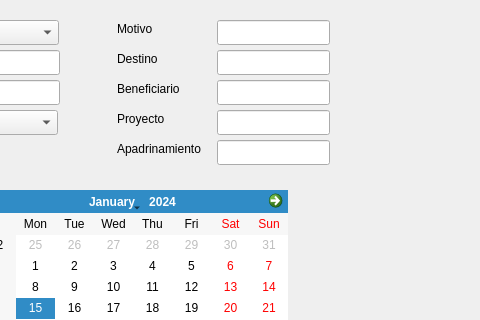
Above: src/UI/datosTransaccion.ui from PurpleFlamingo/purpleACOES before the change; both pictures show x 163 to 643 and y 0 to 320 of the 643 by 467 pixel window. Below: the same form after it.
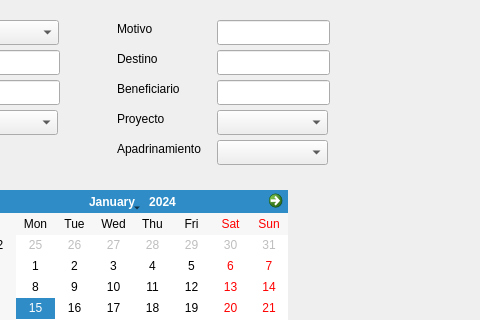
That is the form after the change.

Commit message: Changed from line edit to combobox

```diff
--- a/src/UI/datosTransaccion.ui
+++ b/src/UI/datosTransaccion.ui
@@ -198,16 +198,6 @@
      </rect>
     </property>
    </widget>
-   <widget class="QLineEdit" name="eProyecto">
-    <property name="geometry">
-     <rect>
-      <x>380</x>
-      <y>110</y>
-      <width>113</width>
-      <height>25</height>
-     </rect>
-    </property>
-   </widget>
    <widget class="QLabel" name="lBeneficiario">
     <property name="geometry">
      <rect>
@@ -221,16 +211,6 @@
      <string>Beneficiario</string>
     </property>
    </widget>
-   <widget class="QLineEdit" name="eApadrinamiento">
-    <property name="geometry">
-     <rect>
-      <x>380</x>
-      <y>140</y>
-      <width>113</width>
-      <height>25</height>
-     </rect>
-    </property>
-   </widget>
    <widget class="QLabel" name="lApadrinamiento">
     <property name="geometry">
      <rect>
@@ -270,6 +250,26 @@
      <string>Confirmar transaccion</string>
     </property>
    </widget>
+   <widget class="QComboBox" name="cProyecto">
+    <property name="geometry">
+     <rect>
+      <x>380</x>
+      <y>110</y>
+      <width>111</width>
+      <height>25</height>
+     </rect>
+    </property>
+   </widget>
+   <widget class="QComboBox" name="cApadrinamiento">
+    <property name="geometry">
+     <rect>
+      <x>380</x>
+      <y>140</y>
+      <width>111</width>
+      <height>25</height>
+     </rect>
+    </property>
+   </widget>
   </widget>
  </widget>
  <layoutdefault spacing="6" margin="11"/>
```
The commit also changes 1 other file.
